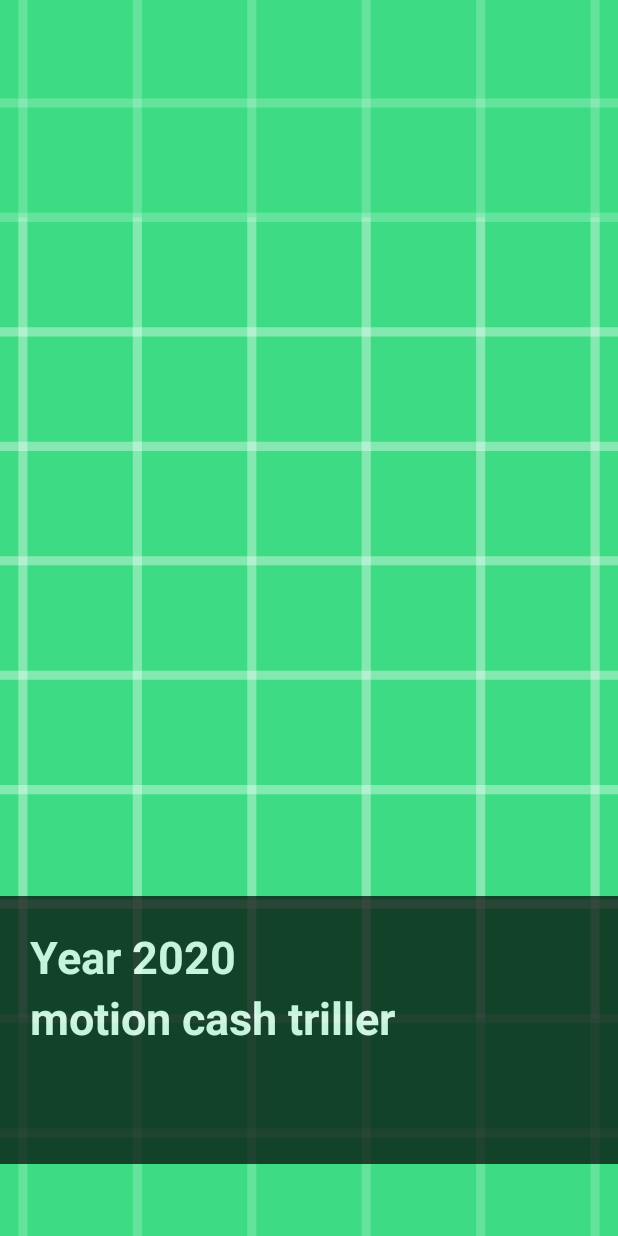
After one commit to muhammedshihabvk/JSONAndNetworkPOC, an Android app: the RetrofitMVVMMovieDetailsActivity screen opened directly, with no data from a screen before it, on a phone screen of 412 x 824 dp. The commit adds this screen. Run offline under Robolectric (Android 15) with nearby library versions, the phone set to English and light mode, and no system bars; pictures from the network do not load.

Commit message:
movie app completed

```diff
--- a/app/build.gradle
+++ b/app/build.gradle
@@ -54,5 +54,8 @@ dependencies {
     // LiveData
     implementation "androidx.lifecycle:lifecycle-livedata:$lifecycle_version"
 
+//    material design
+    implementation 'com.google.android.material:material:1.3.0'
+
 
 }
--- /dev/null
+++ b/app/src/main/java/com/shabsudemy/jsonandnetworkpoc/retrofitMVVM/RetrofitMVVMMovieDetailsActivity.java
@@ -0,0 +1,48 @@
+package com.shabsudemy.jsonandnetworkpoc.retrofitMVVM;
+
+import android.os.Bundle;
+import android.util.Log;
+import android.widget.ImageView;
+import android.widget.RatingBar;
+import android.widget.TextView;
+
+import androidx.appcompat.app.AppCompatActivity;
+
+import com.bumptech.glide.Glide;
+import com.shabsudemy.jsonandnetworkpoc.R;
+import com.shabsudemy.jsonandnetworkpoc.retrofitMVVM.models.Movie;
+
+public class RetrofitMVVMMovieDetailsActivity extends AppCompatActivity {
+
+    ImageView bgImage;
+    TextView title, year;
+    RatingBar ratingBar;
+
+    @Override
+    protected void onCreate(Bundle savedInstanceState) {
+        super.onCreate(savedInstanceState);
+        setContentView(R.layout.activity_retrofit_mvvmmovie_details);
+
+        bgImage = findViewById(R.id.imageViewdetails);
+        title = findViewById(R.id.textViewtitle);
+        year = findViewById(R.id.textViewyear);
+        ratingBar = findViewById(R.id.ratingBar);
+
+        getDataFromIntent();
+    }
+
+    private void getDataFromIntent() {
+        if (getIntent().hasExtra("movie")) {
+            Movie movie = getIntent().getParcelableExtra("movie");
+            Log.d("TAG", movie.getTitle());
+            bindData(movie);
+        }
+    }
+
+    private void bindData(Movie movie) {
+        Glide.with(this).load(movie.getPosterURL()).into(bgImage);
+        title.setText(movie.getTitle());
+        year.setText("Year "+String.valueOf(movie.getYear()));
+        ratingBar.setRating(3);
+    }
+}
--- a/app/src/main/java/com/shabsudemy/jsonandnetworkpoc/retrofitMVVM/request/MovieApiClient.java
+++ b/app/src/main/java/com/shabsudemy/jsonandnetworkpoc/retrofitMVVM/request/MovieApiClient.java
@@ -1,5 +1,6 @@
 package com.shabsudemy.jsonandnetworkpoc.retrofitMVVM.request;
 
+import android.accounts.NetworkErrorException;
 import android.util.Log;
 
 import androidx.lifecycle.LiveData;
@@ -83,6 +84,8 @@ public class MovieApiClient {
 
             } catch (Exception e) {
                 Log.d("TAG","Exception triggerd on run");
+                List<Movie> list = new ArrayList<>();
+                mMovies.postValue(list);
                 e.printStackTrace();
             }
         }
--- /dev/null
+++ b/app/src/main/res/layout/activity_retrofit_mvvmmovie_details.xml
@@ -0,0 +1,63 @@
+<?xml version="1.0" encoding="utf-8"?>
+<androidx.constraintlayout.widget.ConstraintLayout xmlns:android="http://schemas.android.com/apk/res/android"
+    xmlns:app="http://schemas.android.com/apk/res-auto"
+    xmlns:tools="http://schemas.android.com/tools"
+    android:layout_width="match_parent"
+    android:layout_height="match_parent"
+    tools:context=".retrofitMVVM.RetrofitMVVMMovieDetailsActivity">
+
+    <ImageView
+        android:id="@+id/imageViewdetails"
+        android:layout_width="match_parent"
+        android:layout_height="match_parent"
+        android:scaleType="centerCrop"
+        android:src="@drawable/ic_launcher_background"
+        app:layout_constraintBottom_toBottomOf="parent"
+        app:layout_constraintEnd_toEndOf="parent"
+        app:layout_constraintHorizontal_bias="0.0"
+        app:layout_constraintStart_toStartOf="parent"
+        app:layout_constraintTop_toTopOf="parent"
+        app:layout_constraintVertical_bias="0.0" />
+
+    <LinearLayout
+        android:alpha=".7"
+        android:background="@color/black"
+        android:layout_width="match_parent"
+        android:layout_height="wrap_content"
+        android:layout_marginBottom="48dp"
+        android:orientation="vertical"
+        android:padding="20dp"
+        app:layout_constraintBottom_toBottomOf="@+id/imageViewdetails"
+        app:layout_constraintEnd_toEndOf="parent"
+        app:layout_constraintStart_toStartOf="parent">
+
+        <TextView
+            android:textColor="#FFFFFF"
+            android:id="@+id/textViewyear"
+            android:layout_width="wrap_content"
+            android:layout_height="wrap_content"
+            android:text="Year 2020"
+            android:textSize="30sp"
+            android:textStyle="bold" />
+
+        <TextView
+            android:id="@+id/textViewtitle"
+            android:layout_width="wrap_content"
+            android:layout_height="wrap_content"
+            android:maxWidth="300dp"
+            android:text="motion cash triller"
+            android:textColor="@color/white"
+            android:textSize="30sp"
+            android:textStyle="bold" />
+
+        <RatingBar
+            android:id="@+id/ratingBar"
+            android:layout_width="wrap_content"
+            android:layout_height="wrap_content"
+            android:numStars="5" />
+
+
+    </LinearLayout>
+
+
+</androidx.constraintlayout.widget.ConstraintLayout>
```
Also changed, not shown: app/src/main/AndroidManifest.xml (+8 -3 lines), app/src/main/java/com/shabsudemy/jsonandnetworkpoc/retrofitMVVM/RetrofitMVVMActivity.java (+24 -13 lines), app/src/main/java/com/shabsudemy/jsonandnetworkpoc/retrofitMVVM/adapters/MovieListAdapter.java (+18 -6 lines), app/src/main/res/layout/activity_retrofit_mvvmactivity.xml (+19 -4 lines), app/src/main/res/layout/movie_list_item.xml (+7 -5 lines).
